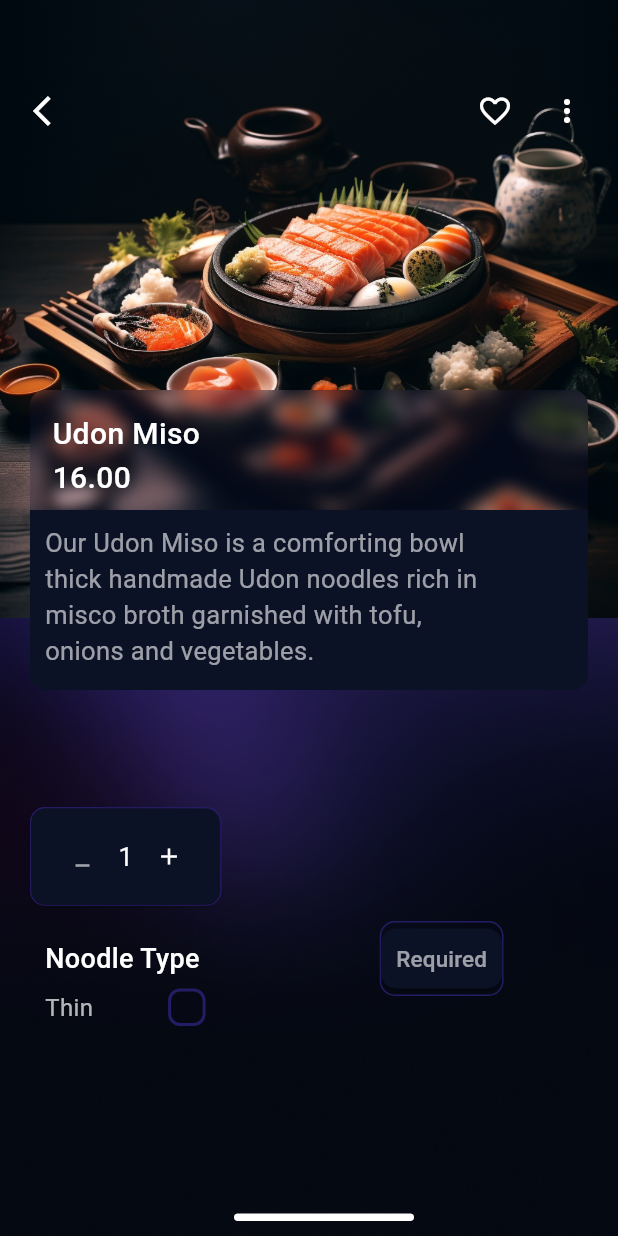
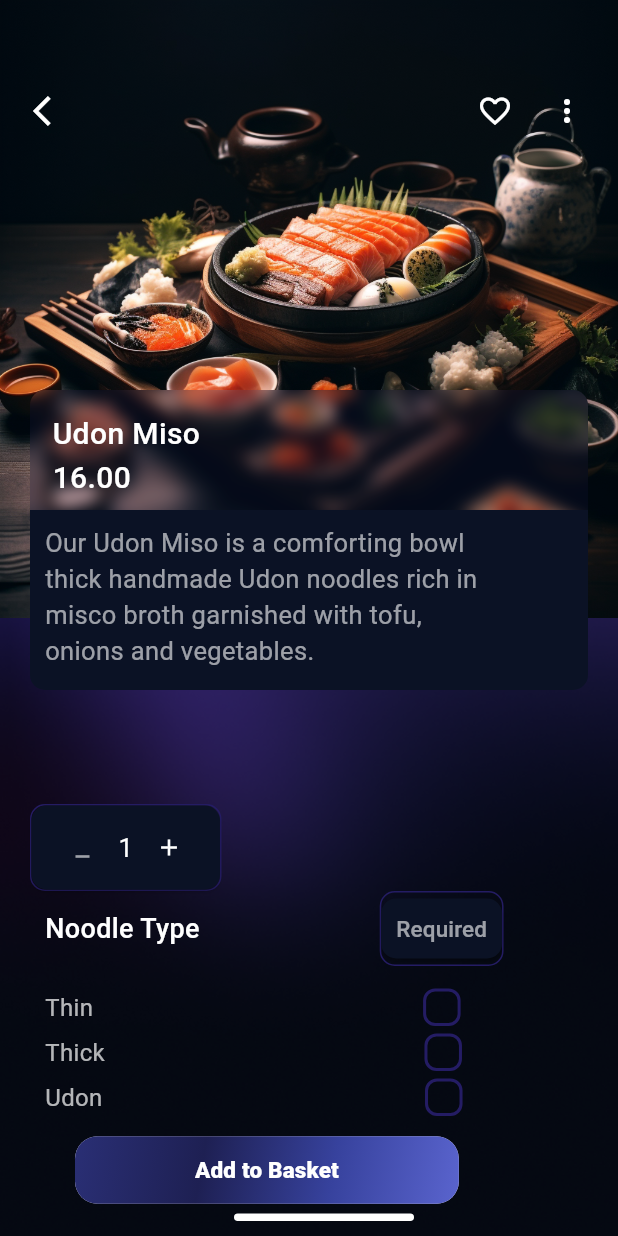
Before and after one commit to adeenazara2002/Flutter-final-hackathon, a Flutter app: the screen it shows after launch, on a phone screen of 412 x 824 dp. Run offline on Flutter 3.47's test engine with Material 3 defaults, Android fonts, the phone set to English and light mode, and no system bars.

Commit message:
Menu Screen

```diff
--- a/lib/Screens/Menu/menuScreen.dart
+++ b/lib/Screens/Menu/menuScreen.dart
@@ -199,14 +199,13 @@ class _MenuScreenState extends State<MenuScreen> {
               ),
             ),
             Positioned(
-              bottom: 220,
+              bottom: 230,
               left: 20,
               child: Align(
                 child: Container(
                   decoration: BoxDecoration(
                     border: Border.all(
                       color: Color.fromRGBO(36, 28, 100, 1.0),
-
                       width: 1,
                     ),
                     borderRadius: BorderRadius.circular(10),
@@ -215,7 +214,7 @@ class _MenuScreenState extends State<MenuScreen> {
                     onPressed: () {},
                     style: ElevatedButton.styleFrom(
                       padding:
-                          EdgeInsets.symmetric(horizontal: 10, vertical: 8),
+                          EdgeInsets.symmetric(horizontal: 10, vertical: 4),
                       backgroundColor: Color.fromRGBO(11, 18, 37, 1),
                       shape: RoundedRectangleBorder(
                         borderRadius: BorderRadius.circular(10),
@@ -250,7 +249,7 @@ class _MenuScreenState extends State<MenuScreen> {
             ),
 
             Positioned(
-              bottom: 160,
+              bottom: 180,
               left: 30,
               right: 20,
               child: Row(
@@ -264,12 +263,13 @@ class _MenuScreenState extends State<MenuScreen> {
                       color: Color.fromRGBO(255, 255, 255, 1),
                     ),
                   ),
-                    SizedBox(width: 120,),
+                  SizedBox(
+                    width: 120,
+                  ),
                   Container(
                     decoration: BoxDecoration(
                       border: Border.all(
                         color: Color.fromRGBO(36, 28, 100, 1.0),
-
                         width: 1,
                       ),
                       borderRadius: BorderRadius.circular(10),
@@ -301,13 +301,15 @@ class _MenuScreenState extends State<MenuScreen> {
                 ],
               ),
             ),
-
             Positioned(
               bottom: 140,
               left: 30,
               right: 20,
+              // top: 620,
               child: Row(
                 mainAxisAlignment: MainAxisAlignment.start,
+                children: [
+                  Column(
                     children: [
                       Row(
                         children: [
@@ -319,11 +321,130 @@ class _MenuScreenState extends State<MenuScreen> {
                               color: Color.fromRGBO(255, 255, 255, 0.7),
                             ),
                           ),
-                      SizedBox(width: 50,),
+                          SizedBox(
+                            width: 220,
+                          ),
                           CheckBox()
                         ],
                       ),
+                    ],
+                  ),
+                ],
+              ),
+            ),
 
+            Positioned(
+              bottom: 110,
+              left: 30,
+              right: 20,
+              // top: 620,
+              child: Row(
+                mainAxisAlignment: MainAxisAlignment.start,
+                children: [
+                  Column(
+                    children: [
+                      Row(
+                        children: [
+                          Text(
+                            'Thick',
+                            style: TextStyle(
+                              fontSize: 16,
+                              fontWeight: FontWeight.w400,
+                              color: Color.fromRGBO(255, 255, 255, 0.7),
+                            ),
+                          ),
+                          SizedBox(
+                            width: 213,
+                          ),
+                          CheckBox()
+                        ],
+                      ),
+                    ],
+                  ),
+                ],
+              ),
+            ),
+
+            Positioned(
+              bottom: 80,
+              left: 30,
+              right: 20,
+              // top: 620,
+              child: Row(
+                mainAxisAlignment: MainAxisAlignment.start,
+                children: [
+                  Column(
+                    children: [
+                      Row(
+                        children: [
+                          Text(
+                            'Udon',
+                            style: TextStyle(
+                              fontSize: 16,
+                              fontWeight: FontWeight.w400,
+                              color: Color.fromRGBO(255, 255, 255, 0.7),
+                            ),
+                          ),
+                          SizedBox(
+                            width: 215,
+                          ),
+                          CheckBox()
+                        ],
+                      ),
+                    ],
+                  ),
+                ],
+              ),
+            ),
+
+            Positioned(
+              bottom: 20,
+              left: 50,
+              right: 20,
+              // top: 620,
+              child: Row(
+                children: [
+                  ElevatedButton(
+                    onPressed: () {
+                      // Navigator.push(
+                      //   context,
+                      //   MaterialPageRoute(
+                      //       builder: (context) => RestaurantScreen()),
+                      // );
+                    },
+                    style: ElevatedButton.styleFrom(
+                      elevation: 0,
+                      padding: EdgeInsets.zero,
+                      shape: RoundedRectangleBorder(
+                        borderRadius: BorderRadius.circular(15.0),
+                      ),
+                    ),
+                    child: Container(
+                      decoration: BoxDecoration(
+                        gradient: LinearGradient(
+                          colors: [
+                            Color.fromRGBO(42, 47, 117, 1.0),
+                            Color.fromRGBO(30, 32, 83, 1.0),
+                            Color.fromRGBO(55, 66, 157, 1.0),
+                            Color.fromRGBO(90, 100, 206, 1.0)
+                          ],
+                          begin: Alignment.topLeft,
+                          end: Alignment.bottomRight,
+                        ),
+                        borderRadius: BorderRadius.circular(15.0),
+                      ),
+                      padding: const EdgeInsets.symmetric(
+                          horizontal: 80.0, vertical: 12.0),
+                      child: Text(
+                        'Add to Basket',
+                        style: TextStyle(
+                          fontSize: 15.0,
+                          fontWeight: FontWeight.w800,
+                          color: Colors.white,
+                        ),
+                      ),
+                    ),
+                  ),
                 ],
               ),
             ),
```
Lines whose indentation alone changed are shown as unchanged.
